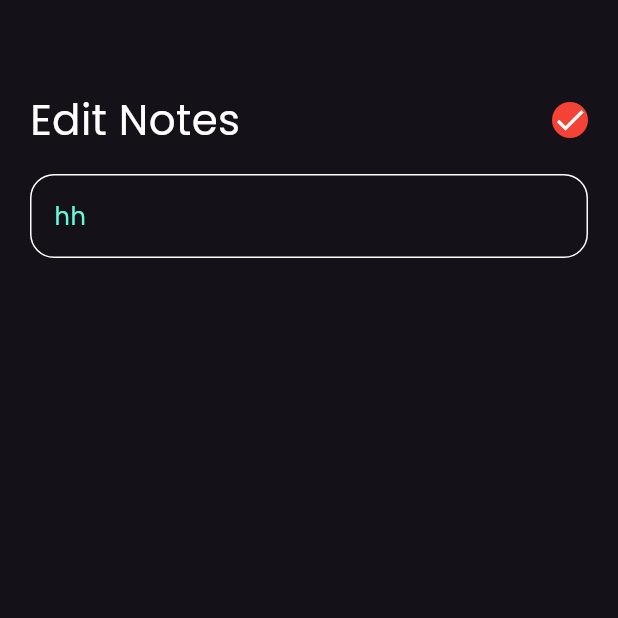
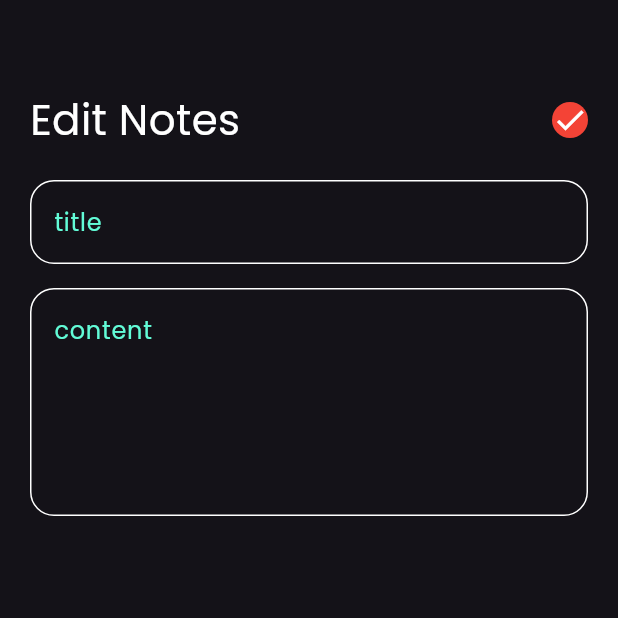
Before and after one commit to Samar-ALHalabi/notes_app, a Flutter app: the EditNoteView screen opened by its route, on a phone screen of 412 x 824 dp, the top half of it. Run offline on Flutter 3.47's test engine with Material 3 defaults, Android fonts, the phone set to English and light mode, and no system bars; our stand-ins replace font_awesome_flutter.

Commit message:
edit_notes_create_done

```diff
--- a/lib/views/widgets/edit_view_body.dart
+++ b/lib/views/widgets/edit_view_body.dart
@@ -20,9 +20,16 @@ class EditViewBody extends StatelessWidget {
             icons: Icons.check,
           ),
           SizedBox(
+            height: 20,
+          ),
+          CustomTextField(hint: 'title'),
+          SizedBox(
             height: 16,
           ),
-          CustomTextField(hint: 'hh')
+          CustomTextField(
+            hint: 'content',
+            maxline: 5,
+          )
         ],
       ),
     );
```
